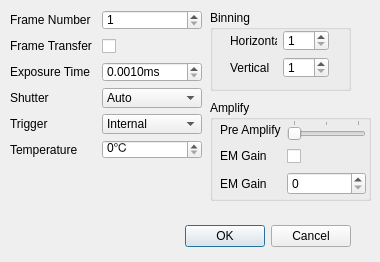
Above: pycoldatom/widgets/cameraSetting.ui from duguxy/pycoldatom before the change. Below: the same form after it.
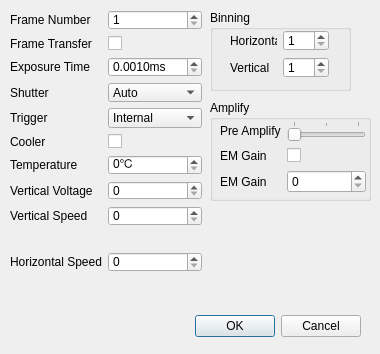
That is the form after the change.

Commit message: add support for vsspeed and hsspeed in andor camera

The edit to the form file:
```diff
--- a/pycoldatom/widgets/cameraSetting.ui
+++ b/pycoldatom/widgets/cameraSetting.ui
@@ -7,7 +7,7 @@
     <x>0</x>
     <y>0</y>
     <width>380</width>
-    <height>262</height>
+    <height>354</height>
    </rect>
   </property>
   <property name="windowTitle">
@@ -16,8 +16,8 @@
   <widget class="QDialogButtonBox" name="buttonBox">
    <property name="geometry">
     <rect>
-     <x>10</x>
-     <y>220</y>
+     <x>20</x>
+     <y>310</y>
      <width>341</width>
      <height>32</height>
     </rect>
@@ -35,47 +35,83 @@
      <x>10</x>
      <y>10</y>
      <width>192</width>
-     <height>149</height>
+     <height>280</height>
     </rect>
    </property>
    <layout class="QGridLayout" name="gridLayout">
-    <item row="4" column="0">
-     <widget class="QLabel" name="label_3">
+    <item row="7" column="0">
+     <widget class="QLabel" name="label_12">
       <property name="text">
-       <string>Trigger</string>
+       <string>Vertical Voltage</string>
       </property>
      </widget>
     </item>
-    <item row="3" column="1">
-     <widget class="QComboBox" name="shutterComboBox">
+    <item row="5" column="1">
+     <widget class="QCheckBox" name="coolerCheckBox">
+      <property name="text">
+       <string/>
+      </property>
+     </widget>
+    </item>
+    <item row="8" column="1">
+     <widget class="QSpinBox" name="verticalSpeedSpinBox"/>
+    </item>
+    <item row="6" column="1">
+     <widget class="QSpinBox" name="temperatureSpinBox">
+      <property name="suffix">
+       <string>℃</string>
+      </property>
+      <property name="prefix">
+       <string/>
+      </property>
+     </widget>
+    </item>
+    <item row="6" column="0">
+     <widget class="QLabel" name="label_10">
+      <property name="text">
+       <string>Temperature</string>
+      </property>
+     </widget>
+    </item>
+    <item row="0" column="1">
+     <widget class="QSpinBox" name="frameNumberSpinBox">
+      <property name="minimum">
+       <number>1</number>
+      </property>
+     </widget>
+    </item>
+    <item row="0" column="0">
+     <widget class="QLabel" name="label_8">
+      <property name="text">
+       <string>Frame Number</string>
+      </property>
+     </widget>
+    </item>
+    <item row="4" column="1">
+     <widget class="QComboBox" name="triggerComboBox">
       <item>
        <property name="text">
-        <string>Auto</string>
+        <string>Internal</string>
        </property>
       </item>
       <item>
        <property name="text">
-        <string>Open</string>
+        <string>External</string>
        </property>
       </item>
-      <item>
-       <property name="text">
-        <string>Close</string>
-       </property>
-      </item>
      </widget>
     </item>
-    <item row="2" column="0">
-     <widget class="QLabel" name="label">
+    <item row="1" column="0">
+     <widget class="QLabel" name="label_7">
       <property name="text">
-       <string>Exposure Time</string>
+       <string>Frame Transfer</string>
       </property>
      </widget>
     </item>
-    <item row="3" column="0">
-     <widget class="QLabel" name="label_2">
+    <item row="1" column="1">
+     <widget class="QCheckBox" name="frameTransferCheckBox">
       <property name="text">
-       <string>Shutter</string>
+       <string/>
       </property>
      </widget>
     </item>
@@ -95,61 +131,87 @@
       </property>
      </widget>
     </item>
-    <item row="1" column="1">
-     <widget class="QCheckBox" name="frameTransferCheckBox">
+    <item row="3" column="0">
+     <widget class="QLabel" name="label_2">
       <property name="text">
-       <string> </string>
+       <string>Shutter</string>
       </property>
      </widget>
     </item>
-    <item row="1" column="0">
-     <widget class="QLabel" name="label_7">
+    <item row="2" column="0">
+     <widget class="QLabel" name="label">
       <property name="text">
-       <string>Frame Transfer</string>
+       <string>Exposure Time</string>
       </property>
      </widget>
     </item>
-    <item row="4" column="1">
-     <widget class="QComboBox" name="triggerComboBox">
+    <item row="3" column="1">
+     <widget class="QComboBox" name="shutterComboBox">
       <item>
        <property name="text">
-        <string>Internal</string>
+        <string>Auto</string>
        </property>
       </item>
       <item>
        <property name="text">
-        <string>External</string>
+        <string>Open</string>
        </property>
       </item>
+      <item>
+       <property name="text">
+        <string>Close</string>
+       </property>
+      </item>
      </widget>
     </item>
-    <item row="0" column="0">
-     <widget class="QLabel" name="label_8">
+    <item row="4" column="0">
+     <widget class="QLabel" name="label_3">
       <property name="text">
-       <string>Frame Number</string>
+       <string>Trigger</string>
       </property>
      </widget>
     </item>
-    <item row="0" column="1">
-     <widget class="QSpinBox" name="frameNumberSpinBox">
-      <property name="minimum">
-       <number>1</number>
+    <item row="7" column="1">
+     <widget class="QSpinBox" name="verticalVoltageSpinBox">
+      <property name="maximum">
+       <number>4</number>
       </property>
      </widget>
     </item>
+    <item row="8" column="0">
+     <widget class="QLabel" name="label_13">
+      <property name="text">
+       <string>Vertical Speed</string>
+      </property>
+     </widget>
+    </item>
+    <item row="10" column="0">
+     <widget class="QLabel" name="label_14">
+      <property name="text">
+       <string>Horizontal Speed</string>
+      </property>
+     </widget>
+    </item>
+    <item row="10" column="1">
+     <widget class="QSpinBox" name="horizontalVoltageSpinBox"/>
+    </item>
     <item row="5" column="0">
-     <widget class="QLabel" name="label_10">
+     <widget class="QLabel" name="label_15">
       <property name="text">
-       <string>Temperature</string>
+       <string>Cooler</string>
       </property>
      </widget>
     </item>
-    <item row="5" column="1">
-     <widget class="QSpinBox" name="temperatureSpinBox">
-      <property name="suffix">
-       <string>℃</string>
+    <item row="9" column="1">
+     <widget class="QLabel" name="verticalSpeedLabel">
+      <property name="text">
+       <string/>
       </property>
-      <property name="prefix">
+     </widget>
+    </item>
+    <item row="11" column="1">
+     <widget class="QLabel" name="horizontalSpeedLabel">
+      <property name="text">
        <string/>
       </property>
      </widget>
@@ -274,7 +336,7 @@
      <item row="1" column="1">
       <widget class="QCheckBox" name="EMGainCheckBox">
        <property name="text">
-        <string> </string>
+        <string/>
        </property>
       </widget>
      </item>
```
The commit also changes 4 other files.
